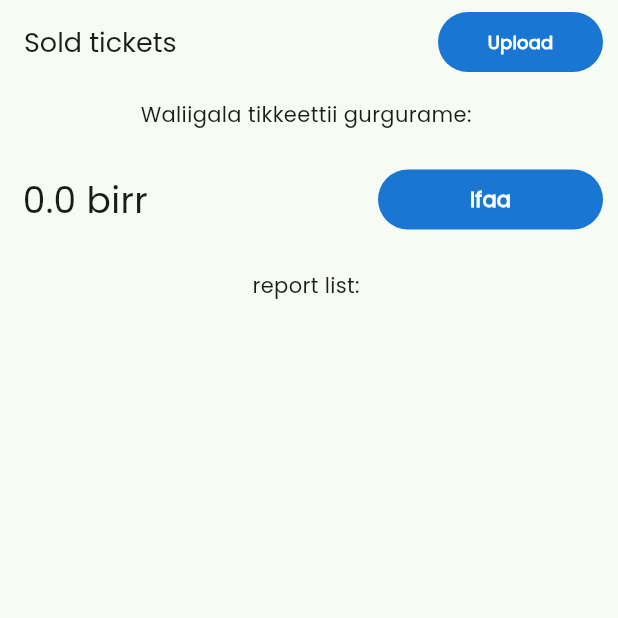
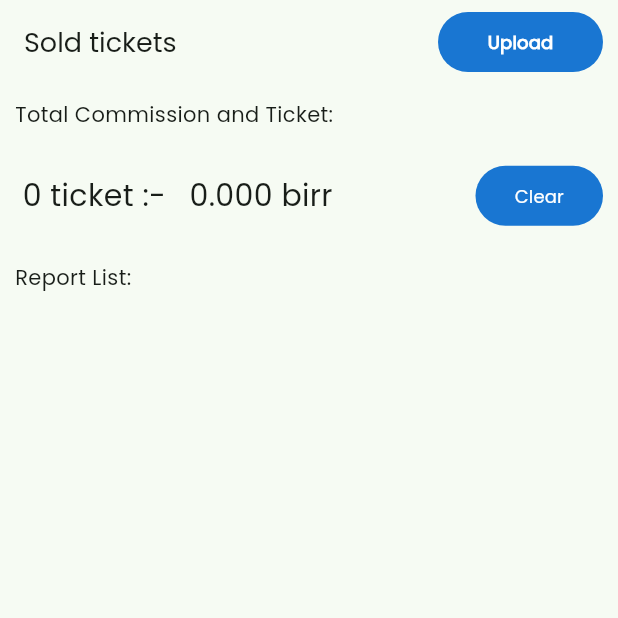
Before and after one commit to Abelabebe313/ticketing_app, a Flutter app: the SoldTickets screen opened directly, on a phone screen of 412 x 824 dp, the top half of it. Run offline on Flutter 3.47's test engine with Material 3 defaults, Android fonts, the phone set to English and light mode, and no system bars; our stand-ins replace barcode_widget, bloc, dio, dropdown_search, easy_localization, equatable and 7 more; missing offline and left inert: ethiopian_calendar, restart_app, sunmi_printer_plus; accounts and stored records are empty.

Commit message:
report and ticket count added

```diff
--- a/lib/bloc/login bloc/login_state.dart
+++ b/lib/bloc/login bloc/login_state.dart
@@ -7,26 +7,26 @@ abstract class UserState extends Equatable {
   List<Object> get props => [];
 }
 
-class UserInitial extends UserState {}
+class LoginInitial extends UserState {}
 
-class UserLoading extends UserState {}
+class LoginLoading extends UserState {}
 
 // class UserLoaded extends UserState {}
 
-class UserError extends UserState {
+class LoginError extends UserState {
   final String errorMessage;
 
-  const UserError(this.errorMessage);
+  const LoginError(this.errorMessage);
   @override
   List<Object> get props => [errorMessage];
 }
 
 
-class LoadedUserState extends UserState {
+class LoadedLoginState extends UserState {
   final String phoneNumber;
   final String password;
 
-  const LoadedUserState(this.phoneNumber, this.password);
+  const LoadedLoginState(this.phoneNumber, this.password);
 
   @override
   List<Object> get props => [phoneNumber, password];
--- a/lib/data/report.dart
+++ b/lib/data/report.dart
@@ -6,6 +6,7 @@ class ReportLocalDataSource {
   final DatabaseHelper _databaseHelper = DatabaseHelper();
 
   Future<void> setReport(ReportModel report) async {
+    print('report saving...');
     final db = await _databaseHelper.database;
     await db.insert('report', report.toJson());
     print('report added successfully');
--- a/lib/main.dart
+++ b/lib/main.dart
@@ -73,7 +73,7 @@ class MyApp extends StatelessWidget {
           create: (context) => DataBloc(DataService()),
         ),
         BlocProvider<UserBloc>(
-          create: (context) => UserBloc(UserInitial()),
+          create: (context) => UserBloc(LoginInitial()),
         ),
         BlocProvider<UserRgistrationBloc>(
           create: (context) => UserRgistrationBloc(RegisterUserInitial()),
--- a/lib/presentation/auth/login_page.dart
+++ b/lib/presentation/auth/login_page.dart
@@ -119,7 +119,7 @@ class _LoginPageState extends State<LoginPage> {
   @override
   Widget build(BuildContext context) {
     return BlocConsumer<UserBloc, UserState>(listener: (context, state) {
-      if (state is LoadedUserState) {
+      if (state is LoadedLoginState) {
         setState(() {
           _isLoading = false;
         });
@@ -135,11 +135,11 @@ class _LoginPageState extends State<LoginPage> {
           context,
           MaterialPageRoute(builder: (context) => Home()),
         );
-      } else if (state is UserLoading) {
+      } else if (state is LoginLoading) {
         setState(() {
           _isLoading = true;
         });
-      } else if (state is UserError) {
+      } else if (state is LoginError) {
         // Show error message
         ScaffoldMessenger.of(context).showSnackBar(
           SnackBar(
--- a/lib/presentation/sold_tickets/tickets.dart
+++ b/lib/presentation/sold_tickets/tickets.dart
@@ -1,9 +1,7 @@
-import 'dart:convert';
-
-import 'package:easy_localization/easy_localization.dart';
 import 'package:flutter/material.dart';
 import 'package:flutter_bloc/flutter_bloc.dart';
 import 'package:shared_preferences/shared_preferences.dart';
+import 'package:easy_localization/easy_localization.dart';
 import 'package:transport_app/bloc/upload/upload_bloc.dart';
 import 'package:transport_app/bloc/upload/upload_event.dart';
 import 'package:transport_app/bloc/upload/upload_state.dart';
@@ -13,7 +11,7 @@ import 'package:transport_app/models/report.dart';
 import '../../data/report.dart';
 
 class SoldTickets extends StatefulWidget {
-  const SoldTickets({Key? key});
+  const SoldTickets({Key? key}) : super(key: key);
 
   @override
   SoldTicketsState createState() => SoldTicketsState();
@@ -21,22 +19,20 @@ class SoldTickets extends StatefulWidget {
 
 class SoldTicketsState extends State<SoldTickets> {
   double totalCommission = 0.0;
+  int totalticket = 0;
   bool _isLoading = false;
   List<ReportModel> _reportList = [];
+
   @override
   void initState() {
     super.initState();
     _loadTotalCommission();
     _loadReportList();
-    print('=================${_reportList}===================');
   }
 
   Future<void> _loadReportList() async {
     try {
-      // Retrieve the list of reports from the local database
       List<ReportModel> reports = await ReportLocalDataSource().getAllReport();
-
-      // Update the _reportList with the retrieved reports
       setState(() {
         _reportList = reports;
       });
@@ -50,14 +46,17 @@ class SoldTicketsState extends State<SoldTickets> {
     SharedPreferences prefs = await SharedPreferences.getInstance();
     setState(() {
       totalCommission = prefs.getDouble('dailyReport') ?? 0.0;
+      totalticket = prefs.getInt('totalTicket') ?? 0;
     });
   }
 
   Future<void> _clearCommission() async {
     SharedPreferences prefs = await SharedPreferences.getInstance();
     await prefs.remove('dailyReport');
+    await prefs.remove('totalTicket');
     setState(() {
       totalCommission = 0.0;
+      totalticket = 0;
     });
   }
 
@@ -75,7 +74,7 @@ class SoldTicketsState extends State<SoldTickets> {
           });
           ScaffoldMessenger.of(context).showSnackBar(
             const SnackBar(
-              content: Text("Report Uplaoded"),
+              content: Text("Report Uploaded"),
               backgroundColor: Colors.green,
               duration: Duration(seconds: 2),
             ),
@@ -125,16 +124,12 @@ class SoldTicketsState extends State<SoldTickets> {
                           ),
                         ),
                   onPressed: () async {
-                    // ReportService reportService = ReportService();
-
                     for (ReportModel report in _reportList) {
                       BlocProvider.of<UploadBloc>(context)
                           .add(UploadReportEvent(report: report));
-                      // bool isUploaded = await reportService.upload(report);
                     }
                     await ReportLocalDataSource().clearReports();
-                    await _loadReportList();
-                    setState(() {});
+                    _loadReportList(); // Removed await here
                   },
                 ),
               ),
@@ -144,13 +139,13 @@ class SoldTicketsState extends State<SoldTickets> {
             ],
           ),
           body: Column(
-            // mainAxisAlignment: MainAxisAlignment.center,
+            crossAxisAlignment: CrossAxisAlignment.start,
             children: [
               Padding(
                 padding: const EdgeInsets.all(10.0),
                 child: Container(
                   child: Text(
-                    'Waliigala tikkeettii gurgurame: ',
+                    'Total Commission and Ticket: ',
                     style: const TextStyle(
                       fontSize: 14,
                       fontFamily: 'Poppins-Regular',
@@ -168,9 +163,21 @@ class SoldTicketsState extends State<SoldTickets> {
                     padding: const EdgeInsets.all(10.0),
                     child: Container(
                       child: Text(
-                        '${double.parse(totalCommission.toStringAsFixed(3))} birr',
+                        '${totalticket} ticket :- ',
                         style: const TextStyle(
-                          fontSize: 24,
+                          fontSize: 20,
+                          fontFamily: 'Poppins-Regular',
+                        ),
+                      ),
+                    ),
+                  ),
+                  Padding(
+                    padding: const EdgeInsets.all(0.0),
+                    child: Container(
+                      child: Text(
+                        '${totalCommission.toStringAsFixed(3)} birr',
+                        style: const TextStyle(
+                          fontSize: 20,
                           fontFamily: 'Poppins-Regular',
                         ),
                       ),
@@ -178,28 +185,27 @@ class SoldTicketsState extends State<SoldTickets> {
                   ),
                   Spacer(),
                   SizedBox(
-                    width: 150,
+                    width: 85,
                     height: 40,
                     child: ElevatedButton(
                       style: ElevatedButton.styleFrom(
                           backgroundColor: MyColors.primary, elevation: 0),
                       child: const Text(
-                        "Ifaa",
+                        "Clear",
                         style: TextStyle(
                           color: Colors.white,
-                          fontSize: 14,
+                          fontSize: 12,
                           fontFamily: 'Poppins-Regular',
-                          fontWeight: FontWeight.bold,
+                          fontWeight: FontWeight.w400,
                         ),
                       ),
                       onPressed: () async {
-                        // Show confirmation dialog
                         bool clearConfirmed = await showDialog(
                           context: context,
                           builder: (context) => AlertDialog(
                             title: const Text('Clear Commission'),
                             content: const Text(
-                                'Kaffaltii tajaajilaa qulqulleessuu akka barbaaddu mirkaneeffatteettaa?'),
+                                'Are you sure you want to clear the commission?'),
                             actions: [
                               TextButton(
                                 onPressed: () =>
@@ -215,7 +221,6 @@ class SoldTicketsState extends State<SoldTickets> {
                           ),
                         );
 
-                        // Clear commission if user confirmed
                         if (clearConfirmed == true) {
                           await _clearCommission();
                         }
@@ -232,7 +237,7 @@ class SoldTicketsState extends State<SoldTickets> {
                 padding: const EdgeInsets.all(10.0),
                 child: Container(
                   child: const Text(
-                    'report list: ',
+                    'Report List: ',
                     style: TextStyle(
                       fontSize: 14,
                       fontFamily: 'Poppins-Regular',
@@ -248,13 +253,10 @@ class SoldTicketsState extends State<SoldTickets> {
                   itemCount: _reportList.length,
                   itemBuilder: (context, index) {
                     ReportModel report = _reportList[index];
-                    return Container(
-                      child: ListTile(
-                        title: Text('Name: ${report.name}'),
-                        subtitle: Text('Plate: ${report.plate}'),
-                        trailing: Text('date: ${report.date}'),
-                        // Add more details here if needed
-                      ),
+                    return ListTile(
+                      title: Text('Name: ${report.name}'),
+                      subtitle: Text('Plate: ${report.plate}'),
+                      trailing: Text('Date: ${report.date}'),
                     );
                   },
                 ),
```
Also changed, not shown: lib/bloc/login bloc/login_bloc.dart (+7 -6 lines), lib/presentation/result/sunmi_printer.dart (+72 -96 lines), lib/presentation/result/ticket_result.dart (+36 -10 lines), lib/utils/clear_token.dart (+14 -3 lines).
